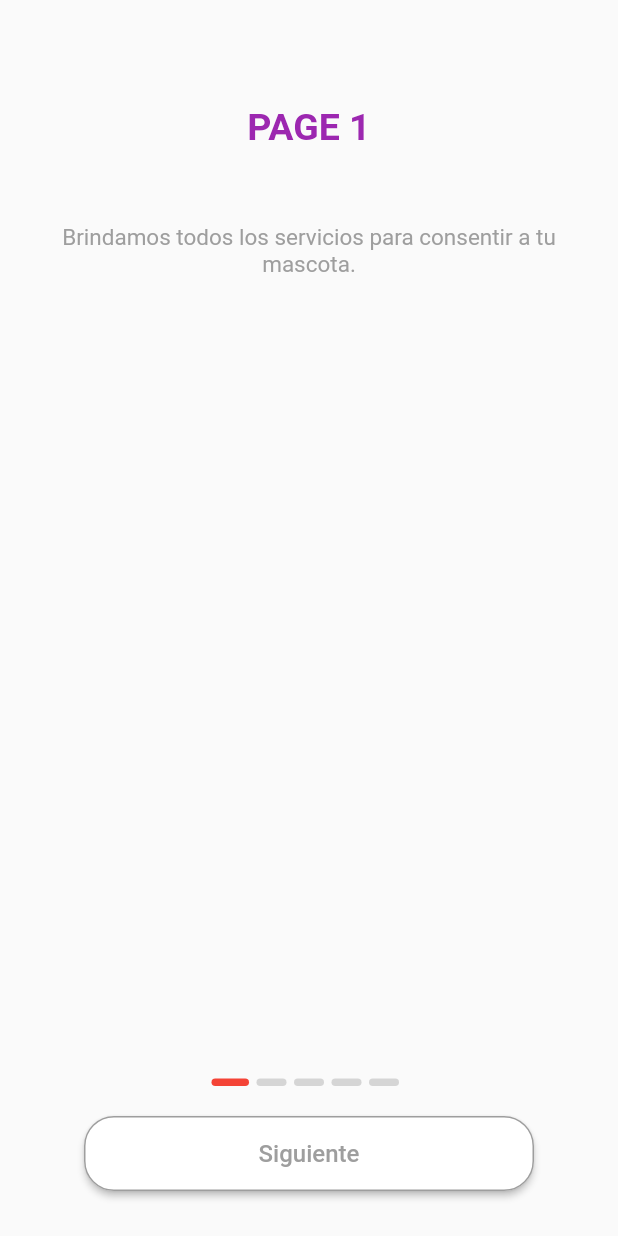
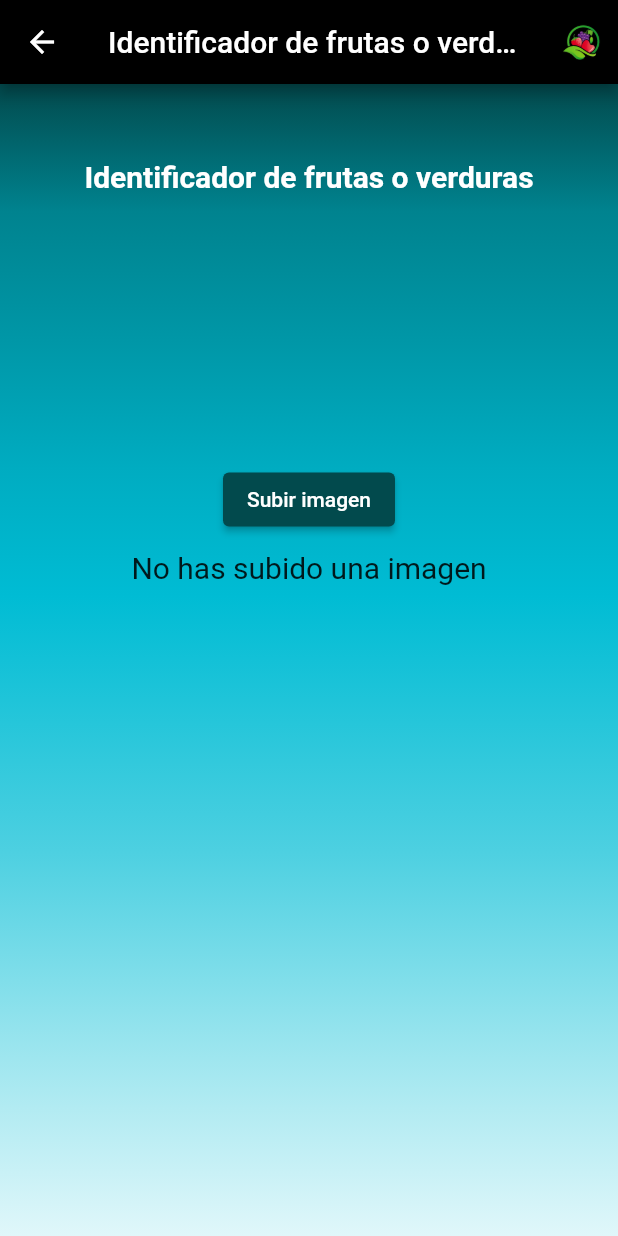
Before and after one commit to 203424/AppEjemplos, a Flutter app: the OnBoarding screen opened directly, on a phone screen of 412 x 824 dp. Run offline on Flutter 3.47's test engine with Material 2 defaults, Android fonts, the light colour scheme and no system bars; our stand-ins replace animated_splash_screen, dio, image_picker, page_transition.

Commit message:
update ejemplo consumo de servicio con dio

```diff
--- a/lib/data/onboarding_content.dart
+++ /dev/null
@@ -1,27 +0,0 @@
-class OnBoardContent {
-  String text;
-  String descp;
-  OnBoardContent({required this.text, required this.descp});
-}
-
-List<OnBoardContent> contents = [
-  OnBoardContent(
-      text: "PAGE 1",
-      descp: "Brindamos todos los servicios para consentir a tu mascota."),
-  OnBoardContent(
-      text: "PAGE 2",
-      descp:
-          "Nulla faucibus ut odio scelerisque, vitae molestie lectus feugiat."),
-  OnBoardContent(
-      text: "PAGE 3",
-      descp:
-          "Nulla faucibus tellus ut odio scelerisque, vitar lectus feugiat."),
-  OnBoardContent(
-      text: "PAGE 4",
-      descp:
-          "Nulla faucibus ut odio scelerisque, vitae molestie lectus feugiat."),
-  OnBoardContent(
-      text: "PAGE 5",
-      descp:
-          "Nulla faucibus ut odio scelerisque, vitae molestie lectus feugiat.")
-];
--- /dev/null
+++ b/lib/pages/camera_boarding.dart
@@ -0,0 +1,208 @@
+import 'dart:io';
+import 'package:dio/dio.dart';
+import 'package:flutter/foundation.dart';
+import 'package:flutter/material.dart';
+import 'package:image_picker/image_picker.dart';
+
+class CameraBoarding extends StatefulWidget {
+  const CameraBoarding({super.key});
+
+  @override
+  State<CameraBoarding> createState() => _CameraBoardingState();
+}
+
+class Prediction {
+  late final String predict;
+}
+
+class _CameraBoardingState extends State<CameraBoarding> {
+  XFile? image;
+
+  final ImagePicker picker = ImagePicker();
+
+  //we can upload image from camera or from gallery based on parameter
+  Future getImage(ImageSource media) async {
+    var img = await picker.pickImage(source: media);
+
+    setState(() {
+      image = XFile(img!.path);
+    });
+  }
+
+  Future<void> sendImage(BuildContext context) async {
+    final bytes = await image!.readAsBytes();
+    final dio = Dio();
+    var respuesta = "";
+    dio.options.baseUrl = 'http://192.168.89.114:8000/';
+    //dio.options.headers['Authorization'] = 'Bearer your-token';
+
+    final formData = FormData.fromMap({
+      'image': MultipartFile.fromBytes(bytes, filename: 'image.jpg'),
+    });
+
+    try {
+      final response = await dio.post('api/v1/predecir/', data: formData);
+
+      final respuesta = response.data;
+
+      showDialog(
+          context: context,
+          builder: (BuildContext context) {
+            return AlertDialog(
+              title: const Text('Respuesta'),
+              content: Text('La fruta es: $respuesta'),
+            );
+          });
+      return respuesta;
+    } catch (e) {
+      if (kDebugMode) {
+        print(e);
+      }
+    }
+    showDialog(
+        context: context,
+        builder: (BuildContext context) {
+          return AlertDialog(
+            title: const Text('Respuesta'),
+            content: Text('La fruta o verdura es: $respuesta'),
+          );
+        });
+    // print(bytes);
+  }
+
+  //show popup dialog
+  void myAlert() {
+    showDialog(
+        context: context,
+        builder: (BuildContext context) {
+          return AlertDialog(
+            shape:
+                RoundedRectangleBorder(borderRadius: BorderRadius.circular(8)),
+            title: const Text('Escoge una opción'),
+            content: SizedBox(
+              height: MediaQuery.of(context).size.height / 6,
+              child: Column(
+                children: [
+                  ElevatedButton(
+                    //if user click this button, user can upload image from gallery
+                    onPressed: () {
+                      Navigator.pop(context);
+                      getImage(ImageSource.gallery);
+                    },
+                    child: Row(
+                      children: const [
+                        Icon(Icons.image),
+                        Text('Seleccionar imagen de la galería'),
+                      ],
+                    ),
+                  ),
+                  ElevatedButton(
+                    //if user click this button. user can upload image from camera
+                    onPressed: () {
+                      Navigator.pop(context);
+                      getImage(ImageSource.camera);
+                    },
+                    child: Row(
+                      children: const [
+                        Icon(Icons.camera),
+                        Text('Tomar foto'),
+                      ],
+                    ),
+                  ),
+                ],
+              ),
+            ),
+          );
+        });
+  }
+
+  @override
+  Widget build(BuildContext context) {
+    return Scaffold(
+      appBar: AppBar(
+        title: const Text('Identificador de frutas o verduras'),
+        backgroundColor: const Color.fromARGB(255, 0, 0, 0),
+        actions: <Widget>[
+          IconButton(
+            icon: Image.asset('assets/images/logo.png'),
+            onPressed: null,
+          ),
+        ],
+      ),
+      body: Container(
+        decoration: const BoxDecoration(
+            gradient: LinearGradient(colors: [
+          Color(0xFFE0F7FA),
+          Color(0xFFB2EBF2),
+          Color(0xFF80DEEA),
+          Color(0xFF4DD0E1),
+          Color(0xFF26C6DA),
+          Color(0xFF00BCD4),
+          Color(0xFF00ACC1),
+          Color(0xFF0097A7),
+          Color(0xFF00838F),
+          Color.fromARGB(255, 2, 74, 77),
+        ], begin: Alignment.bottomCenter, end: Alignment.topCenter)),
+        child: Center(
+          child: Column(
+            mainAxisAlignment: MainAxisAlignment.start,
+            children: [
+              const Padding(
+                padding: EdgeInsets.only(bottom: 180, top: 50),
+                child: Text(
+                  "Identificador de frutas o verduras",
+                  style: TextStyle(
+                      fontSize: 20,
+                      fontWeight: FontWeight.bold,
+                      color: Colors.white),
+                ),
+              ),
+              ElevatedButton(
+                style: ElevatedButton.styleFrom(
+                  backgroundColor: const Color.fromARGB(255, 2, 74, 77),
+                ),
+                onPressed: () {
+                  myAlert();
+                },
+                child: const Text('Subir imagen'),
+              ),
+              const SizedBox(
+                height: 10,
+              ),
+              //if image not null show the image
+              //if image null show text
+              image != null
+                  ? Padding(
+                      padding: const EdgeInsets.symmetric(horizontal: 20),
+                      child: Column(
+                        children: [
+                          ClipRRect(
+                            borderRadius: BorderRadius.circular(8),
+                            child: Image.file(
+                              //to show image, you type like this.
+                              File(image!.path),
+                              fit: BoxFit.cover,
+                              width: MediaQuery.of(context).size.width,
+                              height: 300,
+                            ),
+                          ),
+                          ElevatedButton(
+                            onPressed: () {
+                              sendImage(context);
+                            },
+                            child: const Text('Predecir fruta o verdura'),
+                          ),
+                        ],
+                      ),
+                    )
+                  : const Text(
+                      "No has subido una imagen",
+                      style: TextStyle(fontSize: 20),
+                    )
+            ],
+          ),
+        ),
+      ),
+    );
+  }
+}
--- a/lib/pages/ejemplos_diapos/ejemplo2.dart
+++ /dev/null
@@ -1,127 +0,0 @@
-import 'package:ejemplo/pages/ejemplos.dart';
-import 'package:flutter/material.dart';
-import '../../data/onboarding_content.dart';
-
-class OnBoarding extends StatefulWidget {
-  const OnBoarding({super.key});
-
-  @override
-  State<OnBoarding> createState() => _OnBoardingState();
-}
-
-class _OnBoardingState extends State<OnBoarding> {
-  int currentPage = 0;
-  late PageController varController;
-
-  @override
-  void initState() {
-    super.initState();
-    varController = PageController(initialPage: 0);
-  }
-
-  @override
-  void dispose() {
-    super.dispose();
-    varController.dispose();
-  }
-
-  @override
-  Widget build(BuildContext context) {
-    return Scaffold(
-      body: SafeArea(
-        child: Column(children: [
-          Expanded(
-              flex: 1,
-              child: PageView.builder(
-                  controller: varController,
-                  itemCount: contents.length,
-                  onPageChanged: (int page) {
-                    setState(() {
-                      currentPage = page;
-                    });
-                  },
-                  itemBuilder: (_, i) {
-                    return SingleChildScrollView(
-                      child: Padding(
-                          padding: const EdgeInsets.all(20),
-                          child: Column(
-                            children: [
-                              Container(
-                                margin: const EdgeInsets.only(top: 50),
-                                child: Text(
-                                  contents[i].text,
-                                  style: const TextStyle(
-                                      fontWeight: FontWeight.bold,
-                                      fontSize: 25,
-                                      color: Colors.purple),
-                                ),
-                              ),
-                              Container(
-                                margin: const EdgeInsets.only(top: 50),
-                                child: Text(
-                                  contents[i].descp,
-                                  style: const TextStyle(
-                                      fontSize: 15, color: Colors.grey),
-                                  textAlign: TextAlign.center,
-                                ),
-                              )
-                            ],
-                          )),
-                    );
-                  })),
-          Padding(
-            padding: const EdgeInsets.only(bottom: 20),
-            child: Row(
-              mainAxisAlignment: MainAxisAlignment.center,
-              children:
-                  List.generate(contents.length, (index) => buildPage(index)),
-            ),
-          ),
-          Padding(
-            padding: const EdgeInsets.only(bottom: 30),
-            child: SizedBox(
-              height: 50,
-              width: 300,
-              child: MaterialButton(
-                color: currentPage == contents.length - 1
-                    ? Colors.green
-                    : Colors.white,
-                onPressed: () async {
-                  currentPage == contents.length - 1
-                      ? Navigator.pop(context, MaterialPageRoute(builder: (context) => const HomePage(),))
-                      : varController.nextPage(
-                          duration: const Duration(milliseconds: 500),
-                          curve: Curves.easeInOut);
-                },
-                textColor: currentPage == contents.length - 1
-                    ? Colors.white
-                    : Colors.grey,
-                shape: RoundedRectangleBorder(
-                    side: const BorderSide(width: 1, color: Colors.grey),
-                    borderRadius: BorderRadius.circular(20)),
-                child: Text(
-                    currentPage == contents.length - 1
-                        ? 'Continuar'
-                        : "Siguiente",
-                    style: const TextStyle(fontSize: 16)),
-              ),
-            ),
-          )
-        ]),
-      ),
-    );
-  }
-
-  AnimatedContainer buildPage(int index) {
-    return AnimatedContainer(
-      duration: const Duration(milliseconds: 300),
-      margin: const EdgeInsets.only(right: 5),
-      height: 5,
-      width: currentPage == index ? 25 : 20,
-      decoration: BoxDecoration(
-          borderRadius: BorderRadius.circular(20),
-          color:
-              currentPage == index ? Colors.red : Colors.grey.withOpacity(0.4)),
-    );
-  }
-}
--- /dev/null
+++ b/lib/pages/on_boarding.dart
@@ -0,0 +1,18 @@
+import 'package:flutter/material.dart';
+import 'package:fruit_recognition/pages/camera_boarding.dart';
+
+class OnBoarding extends StatefulWidget {
+  const OnBoarding({super.key});
+
+  @override
+  State<OnBoarding> createState() => _OnBoardingState();
+}
+
+class _OnBoardingState extends State<OnBoarding> {
+  @override
+  Widget build(BuildContext context) {
+    return const Scaffold(
+      body: CameraBoarding(),
+    );
+  }
+}
```
Also changed, not shown: lib/main.dart (+5 -6 lines), lib/pages/body_boarding.dart (added, +32 -0 lines), lib/pages/ejemplos.dart (deleted, +0 -42 lines), lib/pages/ejemplos_diapos/ejemplo1.dart (deleted, +0 -45 lines), lib/pages/splash_screen.dart (added, +25 -0 lines), pubspec.yaml (+8 -4 lines), assets/images/logo.png (added), pubspec.lock, 21 other files.
